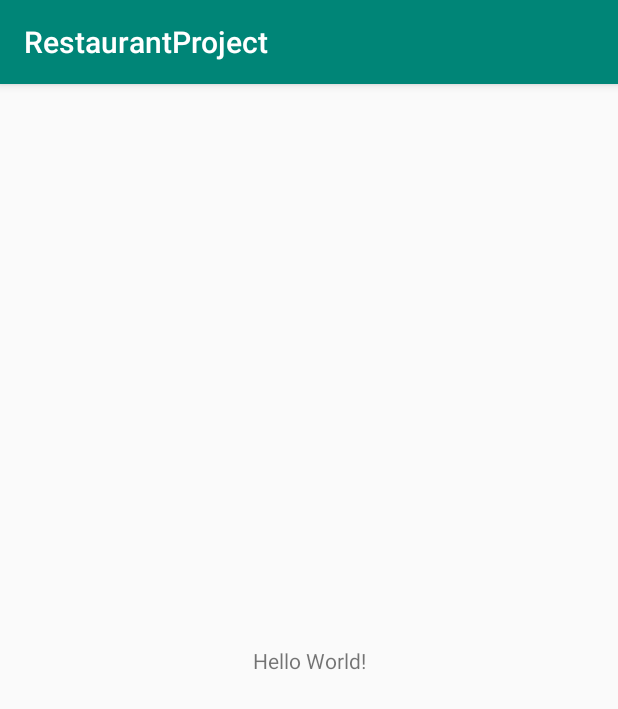
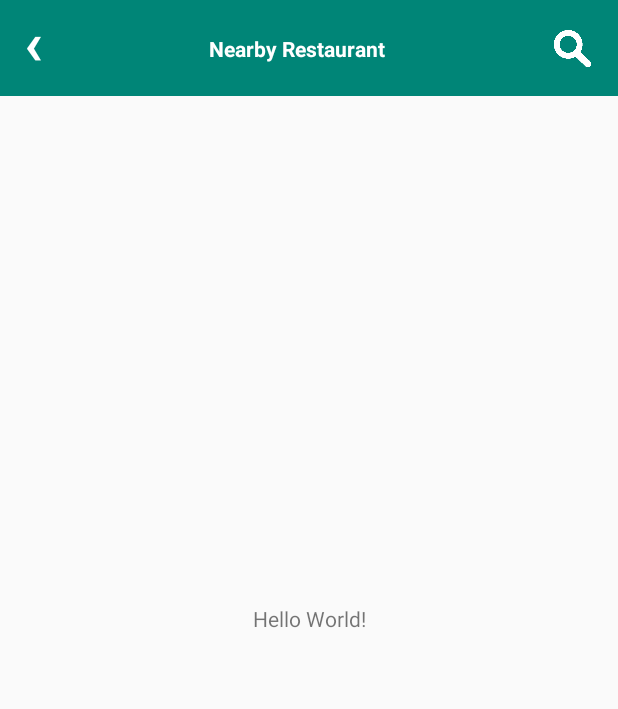
Before and after one commit to sherkhan91/RestaurantProject, an Android app: the screen it shows after launch (MainActivity), on a phone screen of 412 x 824 dp. Shown: the top 709 px of the screen. Run offline under Robolectric (Android 15) with nearby library versions, the phone set to English and light mode, and no system bars.

Commit message:
reusable toolbar has been created

```diff
--- a/app/src/main/res/layout/activity_main.xml
+++ b/app/src/main/res/layout/activity_main.xml
@@ -5,6 +5,8 @@
     android:layout_width="match_parent"
     android:layout_height="match_parent"
     tools:context=".MainActivity">
+
+    <include layout="@layout/custom_toolbar_reusable"></include>
 
     <TextView
         android:layout_width="wrap_content"
--- /dev/null
+++ b/app/src/main/res/layout/custom_toolbar_reusable.xml
@@ -0,0 +1,70 @@
+<?xml version="1.0" encoding="utf-8"?>
+<android.support.constraint.ConstraintLayout xmlns:android="http://schemas.android.com/apk/res/android"
+    xmlns:tools="http://schemas.android.com/tools"
+    android:layout_width="match_parent"
+    android:layout_height="match_parent"
+    xmlns:app="http://schemas.android.com/apk/res-auto">
+
+    <android.support.v7.widget.Toolbar
+        android:id="@+id/toolbar"
+        android:layout_width="match_parent"
+        android:layout_height="64dp"
+        android:background="@color/colorPrimary"
+        android:minHeight="?attr/actionBarSize"
+        >
+
+        <android.support.constraint.ConstraintLayout
+            android:id="@+id/innerConstraintLayout"
+            android:layout_width="match_parent"
+            android:layout_height="match_parent"
+            android:minWidth="@android:dimen/thumbnail_width"
+            tools:layout_editor_absoluteX="16dp">
+
+
+            <TextView
+                android:id="@+id/left_icon"
+                android:layout_width="wrap_content"
+                android:layout_height="match_parent"
+                android:text="‹"
+                android:textSize="40sp"
+                android:textStyle="bold"
+                android:textColor="@android:color/white"
+                app:layout_constraintBottom_toBottomOf="parent"
+                app:layout_constraintLeft_toLeftOf="parent"
+                app:layout_constraintRight_toLeftOf="@+id/titleBarText"
+                app:layout_constraintTop_toTopOf="parent"
+                />
+
+            <TextView
+                android:id="@+id/titleBarText"
+                android:layout_width="0dp"
+                android:layout_height="wrap_content"
+                android:gravity="center"
+                android:text="Nearby Restaurant"
+                android:textColor="@android:color/white"
+                android:textStyle="bold"
+                app:layout_constraintBottom_toBottomOf="parent"
+                app:layout_constraintLeft_toRightOf="@+id/left_icon"
+                app:layout_constraintRight_toLeftOf="@+id/right_icon"
+                app:layout_constraintTop_toTopOf="parent"
+                />
+
+            <ImageView
+                android:id="@+id/right_icon"
+                android:layout_width="30dp"
+                android:layout_height="30dp"
+                android:src="@drawable/whitesearchicon"
+                app:layout_constraintBottom_toBottomOf="parent"
+                app:layout_constraintLeft_toRightOf="@+id/titleBarText"
+                app:layout_constraintRight_toRightOf="parent"
+                app:layout_constraintTop_toTopOf="parent"
+                android:layout_marginRight="15dp"
+                />
+
+
+
+        </android.support.constraint.ConstraintLayout>
+
+
+    </android.support.v7.widget.Toolbar>
+</android.support.constraint.ConstraintLayout>
--- a/app/src/main/res/values/strings.xml
+++ b/app/src/main/res/values/strings.xml
@@ -1,3 +1,7 @@
 <resources>
     <string name="app_name">RestaurantProject</string>
+    <string name="action_settings">Settings</string>
+    <string name="action_refresh">Settings</string>
+    <string name="action_new">Settings</string>
+    <string name="logo_desc">App Logo</string>
 </resources>
--- a/app/src/main/res/values/styles.xml
+++ b/app/src/main/res/values/styles.xml
@@ -1,7 +1,7 @@
 <resources>
 
     <!-- Base application theme. -->
-    <style name="AppTheme" parent="Theme.AppCompat.Light.DarkActionBar">
+    <style name="AppTheme" parent="Theme.AppCompat.Light.NoActionBar">
         <!-- Customize your theme here. -->
         <item name="colorPrimary">@color/colorPrimary</item>
         <item name="colorPrimaryDark">@color/colorPrimaryDark</item>
```
Also changed, not shown: app/src/main/java/com/example/sher/restaurantproject/MainActivity.java (+28 -0 lines), app/src/main/res/drawable/whitesearchicon.png (added), 1 other file.
